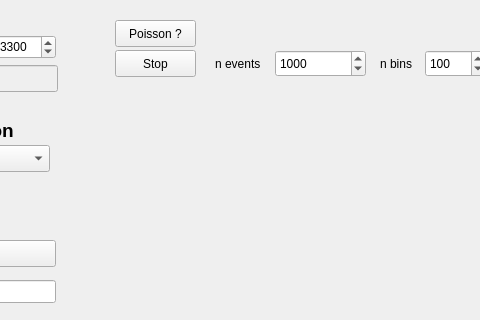
This is form/scaler.ui in lpetre-ulb/LeoDAQ as Qt 5 draws it before an edit; both pictures show x 175 to 655 and y 0 to 320 of the 960 by 720 pixel window. The edited form follows.
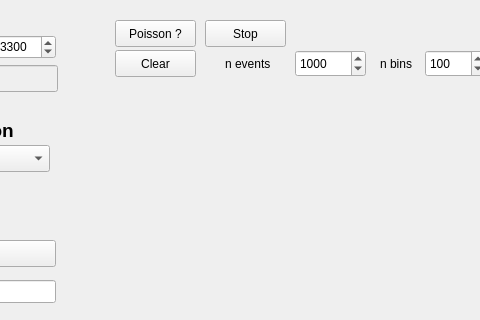
This is the edited form. Custom widgets are drawn as their Qt base class.

Patch:
```diff
--- a/form/scaler.ui
+++ b/form/scaler.ui
@@ -505,7 +505,7 @@
   <widget class="QLabel" name="label_scaler_10">
    <property name="geometry">
     <rect>
-     <x>390</x>
+     <x>400</x>
      <y>55</y>
      <width>67</width>
      <height>17</height>
@@ -518,9 +518,9 @@
   <widget class="QSpinBox" name="spinBox_scaler_nevents">
    <property name="geometry">
     <rect>
-     <x>450</x>
+     <x>470</x>
      <y>50</y>
-     <width>91</width>
+     <width>71</width>
      <height>27</height>
     </rect>
    </property>
@@ -582,8 +582,8 @@
   <widget class="QPushButton" name="pushButton_sclaer_stop">
    <property name="geometry">
     <rect>
-     <x>290</x>
-     <y>50</y>
+     <x>380</x>
+     <y>20</y>
      <width>81</width>
      <height>27</height>
     </rect>
@@ -592,6 +592,19 @@
     <string>Stop</string>
    </property>
   </widget>
+  <widget class="QPushButton" name="pushButton_scaler_clear">
+   <property name="geometry">
+    <rect>
+     <x>290</x>
+     <y>50</y>
+     <width>81</width>
+     <height>27</height>
+    </rect>
+   </property>
+   <property name="text">
+    <string>Clear</string>
+   </property>
+  </widget>
  </widget>
  <customwidgets>
   <customwidget>
```
